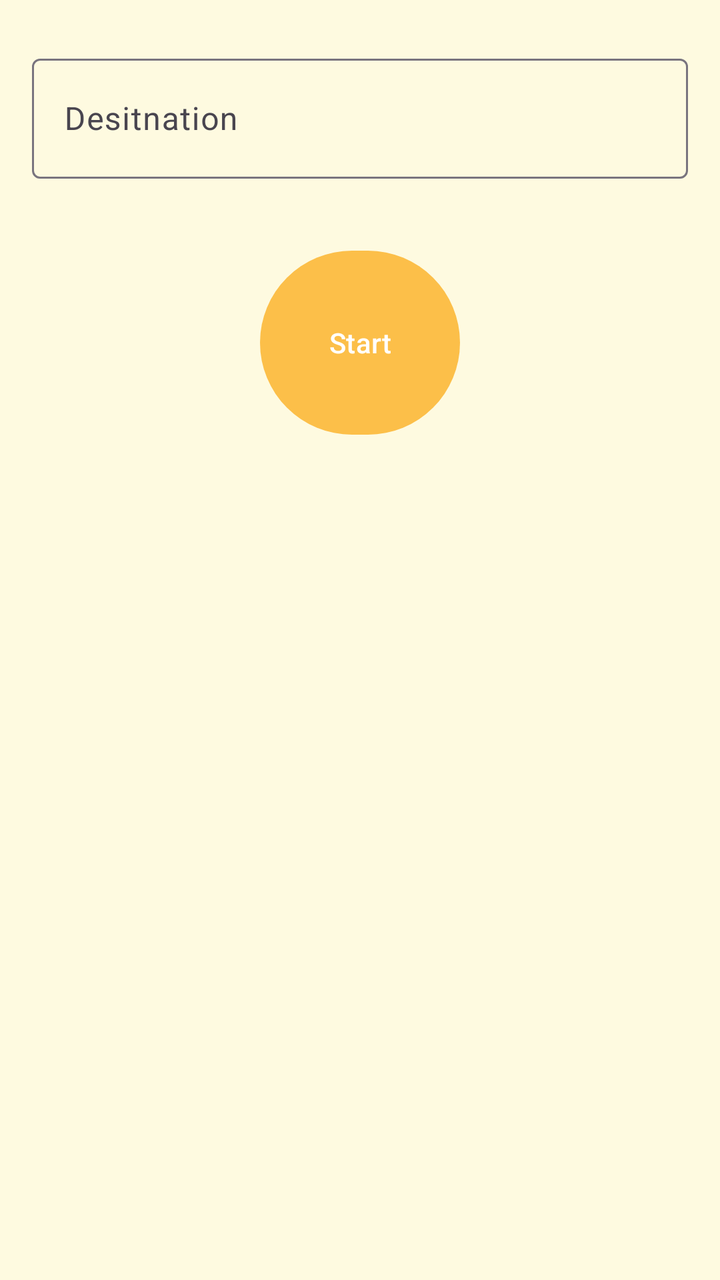
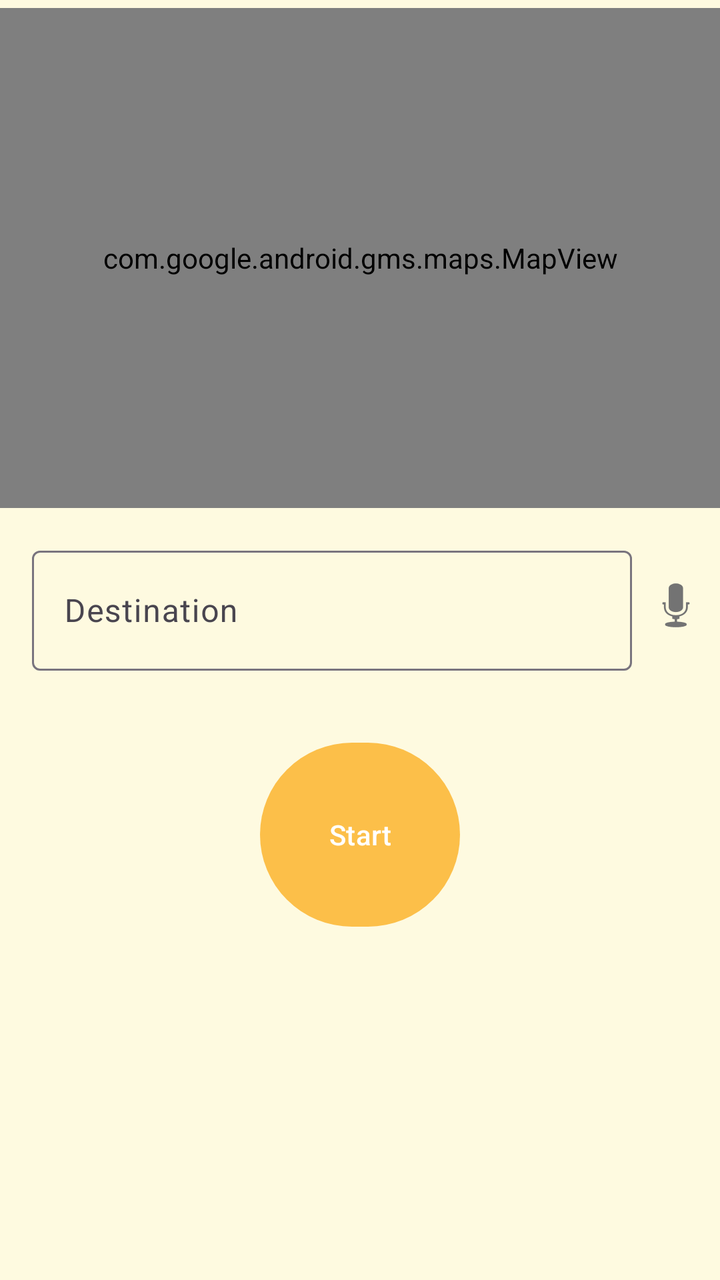

The first picture is an Android layout as it rendered before a commit; the second is the same layout after the commit. The layout source and the unified diff follow.
<!-- AndroidManifest.xml: application theme Theme.SDNApp -->
<!-- res/layout/activity_main.xml -->
<?xml version="1.0" encoding="utf-8"?>
<androidx.coordinatorlayout.widget.CoordinatorLayout xmlns:android="http://schemas.android.com/apk/res/android"
    xmlns:app="http://schemas.android.com/apk/res-auto"
    android:layout_width="match_parent"
    android:layout_height="match_parent"
    android:fitsSystemWindows="true"
    app:statusBarBackground="@color/colorPrimary"
    android:background="@color/colorBackground">
    <androidx.constraintlayout.widget.ConstraintLayout
        android:layout_width="match_parent"
        android:layout_height="wrap_content">


    
    <com.google.android.material.textfield.TextInputLayout
        android:id="@+id/destInputLayout"
        android:layout_width="match_parent"
        android:layout_height="wrap_content"
        android:layout_marginStart="16dp"
        android:layout_marginTop="24dp"
        android:layout_marginEnd="16dp"
        android:hint="Desitnation"
        app:layout_constraintTop_toTopOf="parent"
        app:layout_constraintStart_toStartOf="parent"
        app:layout_constraintEnd_toEndOf="parent">

        <com.google.android.material.textfield.TextInputEditText
            android:id="@+id/destinationEditText"
            android:layout_width="match_parent"
            android:layout_height="60dp" />
    </com.google.android.material.textfield.TextInputLayout>

    
    <com.google.android.material.button.MaterialButton
        android:id="@+id/startButton"
        android:layout_width="100dp"
        android:layout_height="100dp"
        android:layout_marginTop="32dp"
        android:text="Start"
        android:textAllCaps="false"
        app:cornerRadius="50dp"
        app:layout_constraintEnd_toEndOf="@+id/destInputLayout"
        app:layout_constraintStart_toStartOf="@+id/destInputLayout"
        app:layout_constraintTop_toBottomOf="@id/destInputLayout" />
</androidx.constraintlayout.widget.ConstraintLayout>
</androidx.coordinatorlayout.widget.CoordinatorLayout>
<!-- resources referenced by this layout -->
<resources>
  <color name="colorBackground">#FEFAE0</color>
  <color name="colorPrimary">#FCBF49</color>
  <style name="Theme.SDNApp" parent="Theme.Material3.Light.NoActionBar">
          <item name="colorPrimary">@color/colorPrimary</item>
          <item name="colorPrimaryDark">@color/colorPrimaryDark</item>
          <item name="colorAccent">@color/colorAccent</item>
      </style>
  <color name="colorPrimaryDark">#0C4D8B</color>
  <color name="colorAccent">#F77F00</color>
</resources>

<!-- the commit's change to res/layout/activity_main.xml (unified diff, before → after) -->
@@ -1,46 +1,101 @@
 <?xml version="1.0" encoding="utf-8"?>
-<androidx.coordinatorlayout.widget.CoordinatorLayout xmlns:android="http://schemas.android.com/apk/res/android"
+<androidx.coordinatorlayout.widget.CoordinatorLayout
+    xmlns:android="http://schemas.android.com/apk/res/android"
     xmlns:app="http://schemas.android.com/apk/res-auto"
+    xmlns:tools="http://schemas.android.com/tools"
     android:layout_width="match_parent"
     android:layout_height="match_parent"
     android:fitsSystemWindows="true"
     app:statusBarBackground="@color/colorPrimary"
     android:background="@color/colorBackground">
+
     <androidx.constraintlayout.widget.ConstraintLayout
         android:layout_width="match_parent"
-        android:layout_height="wrap_content">
+        android:layout_height="match_parent">
 
+        
 
-    
-    <com.google.android.material.textfield.TextInputLayout
-        android:id="@+id/destInputLayout"
-        android:layout_width="match_parent"
-        android:layout_height="wrap_content"
-        android:layout_marginStart="16dp"
-        android:layout_marginTop="24dp"
-        android:layout_marginEnd="16dp"
-        android:hint="Desitnation"
-        app:layout_constraintTop_toTopOf="parent"
-        app:layout_constraintStart_toStartOf="parent"
-        app:layout_constraintEnd_toEndOf="parent">
+        
 
-        <com.google.android.material.textfield.TextInputEditText
-            android:id="@+id/destinationEditText"
-            android:layout_width="match_parent"
-            android:layout_height="60dp" />
-    </com.google.android.material.textfield.TextInputLayout>
+        <com.google.android.gms.maps.MapView
+            android:id="@+id/mapView"
+            android:layout_width="0dp"
+            android:layout_height="250dp"
+            android:layout_marginTop="4dp"
+            app:layout_constraintEnd_toEndOf="parent"
+            app:layout_constraintHorizontal_bias="0.0"
+            app:layout_constraintStart_toStartOf="parent"
+            app:layout_constraintTop_toTopOf="parent" />
 
-    
-    <com.google.android.material.button.MaterialButton
-        android:id="@+id/startButton"
-        android:layout_width="100dp"
-        android:layout_height="100dp"
-        android:layout_marginTop="32dp"
-        android:text="Start"
-        android:textAllCaps="false"
-        app:cornerRadius="50dp"
-        app:layout_constraintEnd_toEndOf="@+id/destInputLayout"
-        app:layout_constraintStart_toStartOf="@+id/destInputLayout"
-        app:layout_constraintTop_toBottomOf="@id/destInputLayout" />
-</androidx.constraintlayout.widget.ConstraintLayout>
+        <com.google.android.material.textfield.TextInputLayout
+            android:id="@+id/destInputLayout"
+            android:layout_width="300dp"
+            android:layout_height="wrap_content"
+            android:layout_marginStart="16dp"
+            android:layout_marginTop="16dp"
+            android:hint="Destination"
+            app:layout_constraintStart_toStartOf="parent"
+            app:layout_constraintTop_toBottomOf="@id/mapView">
+
+            <com.google.android.material.textfield.TextInputEditText
+                android:id="@+id/destinationEditText"
+                android:layout_width="match_parent"
+                android:layout_height="60dp"
+                android:clickable="true"
+                android:contentDescription="Destination input"
+                android:focusable="false" />
+        </com.google.android.material.textfield.TextInputLayout>
+
+        
+
+        <ImageButton
+            android:id="@+id/voiceButton"
+            android:layout_width="48dp"
+            android:layout_height="48dp"
+            android:background="?attr/selectableItemBackgroundBorderless"
+            android:contentDescription="Speak destination"
+            android:src="@android:drawable/ic_btn_speak_now"
+            app:layout_constraintBottom_toBottomOf="@+id/destInputLayout"
+            app:layout_constraintEnd_toEndOf="parent"
+            app:layout_constraintStart_toEndOf="@+id/destInputLayout"
+            app:layout_constraintTop_toTopOf="@+id/destInputLayout" />
+
+        <com.google.android.material.button.MaterialButton
+            android:id="@+id/startButton"
+            android:layout_width="100dp"
+            android:layout_height="100dp"
+            android:layout_marginTop="32dp"
+            android:text="Start"
+            android:textAllCaps="false"
+            app:cornerRadius="50dp"
+            app:layout_constraintTop_toBottomOf="@id/destInputLayout"
+            app:layout_constraintStart_toStartOf="parent"
+            app:layout_constraintEnd_toEndOf="parent"/>
+
+        <FrameLayout
+            android:id="@+id/segmentationContainer"
+            android:layout_width="0dp"
+            android:layout_height="0dp"
+            android:visibility="visible"
+            app:layout_constraintBottom_toBottomOf="parent"
+            app:layout_constraintEnd_toEndOf="parent"
+            app:layout_constraintStart_toStartOf="parent"
+            app:layout_constraintTop_toBottomOf="@+id/startButton">
+
+            
+            <ImageView
+                android:id="@+id/imageView"
+                android:layout_width="match_parent"
+                android:layout_height="match_parent"
+                android:contentDescription="@string/app_name"
+                android:scaleType="fitCenter" />
+
+            <ImageView
+                android:id="@+id/overlayImageView"
+                android:layout_width="match_parent"
+                android:layout_height="match_parent"
+                android:scaleType="fitCenter" />
+        </FrameLayout>
+
+    </androidx.constraintlayout.widget.ConstraintLayout>
 </androidx.coordinatorlayout.widget.CoordinatorLayout>
<!-- resource entries referenced after the edit -->
@@ -2,6 +2,7 @@
 <resources>
   <color name="colorBackground">#FEFAE0</color>
   <color name="colorPrimary">#FCBF49</color>
+  <string name="app_name">SDNApp</string>
   <style name="Theme.SDNApp" parent="Theme.Material3.Light.NoActionBar">
           <item name="colorPrimary">@color/colorPrimary</item>
           <item name="colorPrimaryDark">@color/colorPrimaryDark</item>
